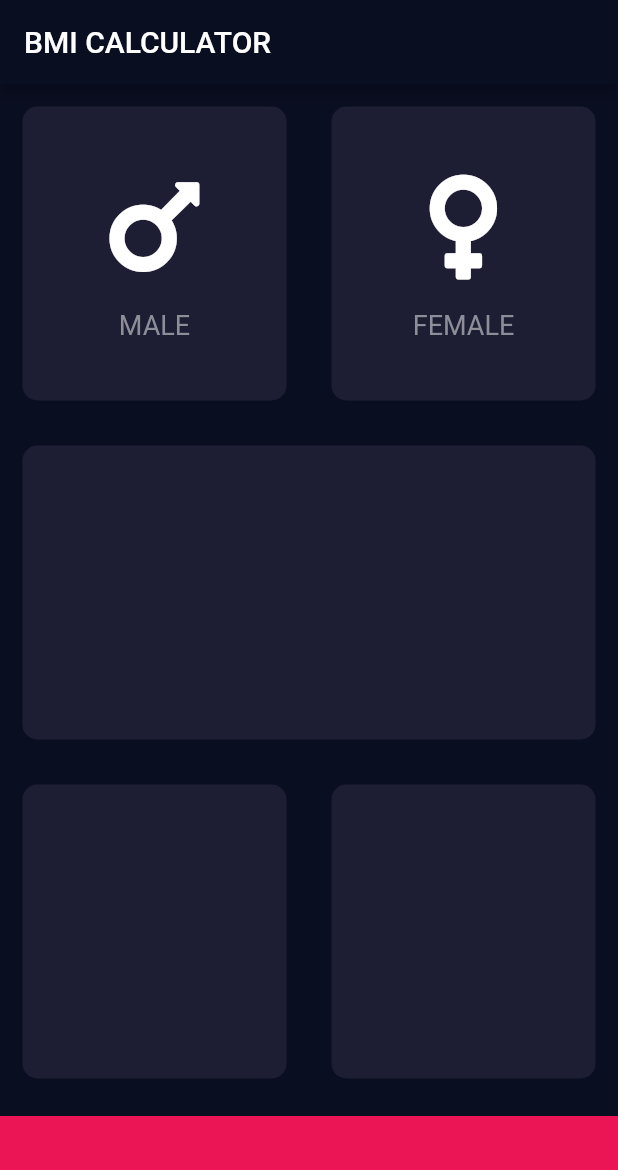
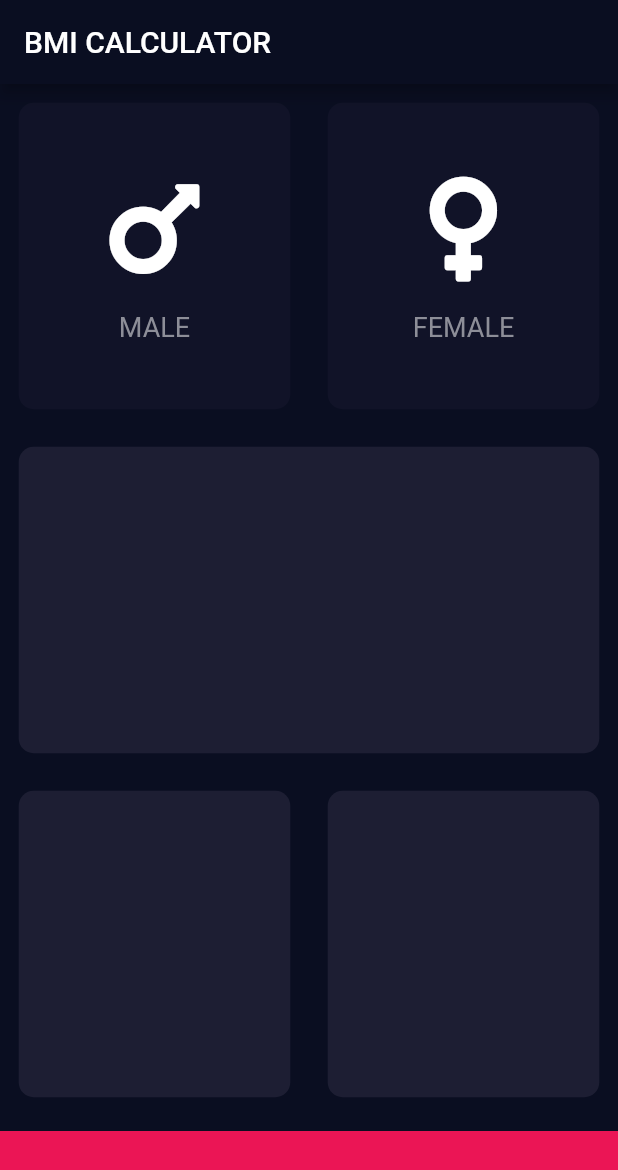
Before and after one commit to caljzl98/self_learn, a Flutter app: the screen it shows after launch, on a phone screen of 412 x 824 dp. Shown: the top 1170 px of the screen. Run offline on Flutter 3.47's test engine with Material 2 defaults, Android fonts, the phone set to English and light mode, and no system bars; our stand-ins replace audioplayers, font_awesome_flutter, rflutter_alert.

Commit message:
split classes and made them more readable

```diff
--- /dev/null
+++ b/appbrewery_flutter/bmi-calculator/lib/icon_content.dart
@@ -0,0 +1,30 @@
+import 'package:flutter/material.dart';
+
+class IconContent extends StatelessWidget {
+  IconContent({@required this.icon, @required this.gender});
+
+  final IconData icon;
+  final String gender;
+
+  @override
+  Widget build(BuildContext context) {
+    return Column(
+      mainAxisAlignment: MainAxisAlignment.center,
+      children: <Widget>[
+        Icon(
+          icon,
+          size: 80.0,
+        ),
+        SizedBox(
+          height: 15.0,
+        ),
+        Text(gender,
+          style: TextStyle(
+            fontSize: 18.0,
+            color: Color(0xFF8D8E98),
+          ),
+        ),
+      ],
+    );
+  }
+}
--- a/appbrewery_flutter/bmi-calculator/lib/input_page.dart
+++ b/appbrewery_flutter/bmi-calculator/lib/input_page.dart
@@ -1,9 +1,12 @@
 import 'package:flutter/material.dart';
 import 'package:font_awesome_flutter/font_awesome_flutter.dart';
+import 'icon_content.dart';
+import 'reusable_card.dart';
 
-const bottomContainerHeight = 80.0;
+const bottomContainerHeight = 70.0;
 const bottomContainerColor = Color(0xFFEB1555);
-const cardColor = Color(0xFF1D1E33);
+const activeCardColor = Color(0xFF1D1E33);
+const inactiveCardColor = Color(0xFF111328);
 
 class InputPage extends StatefulWidget {
   @override
@@ -11,6 +14,32 @@
 }
 
 class _InputPageState extends State<InputPage> {
+
+  Color maleCardColor = inactiveCardColor;
+  Color femaleCardColor = inactiveCardColor;
+
+  // 1 = male, 2 = female
+  void updateColor(int gender) {
+    // male card pressed
+    if (gender == 1) {
+      if (maleCardColor == inactiveCardColor) {
+        maleCardColor = activeCardColor;
+        femaleCardColor = inactiveCardColor;
+      } else {
+        maleCardColor = inactiveCardColor;
+      }
+    }
+    // female card pressed
+    if (gender == 2) {
+      if (femaleCardColor == inactiveCardColor) {
+        femaleCardColor = activeCardColor;
+        maleCardColor = inactiveCardColor;
+      } else {
+        femaleCardColor = inactiveCardColor;
+      }
+    }
+  }
+
   @override
   Widget build(BuildContext context) {
     return Scaffold(
@@ -22,34 +51,53 @@
           Expanded(child: Row(
             children: <Widget>[
               Expanded(
-                child: ReusableCard(
-                  colour: cardColor,
-                  cardChild: IconContent(icon: FontAwesomeIcons.mars, gender: 'MALE'),
+                child: GestureDetector(
+                  onTap: () {
+                    setState(() {
+                      updateColor(1);
+                    });
+                  },
+                  child: ReusableCard(
+                    colour: maleCardColor,
+                    cardChild: IconContent(
+                      icon: FontAwesomeIcons.mars,
+                      gender: 'MALE',
+                    ),
+                  ),
                 ),
               ),
               Expanded(
-                child: ReusableCard(
-                  colour: cardColor,
-                  cardChild: IconContent(icon: FontAwesomeIcons.venus, gender: 'FEMALE')
+                child: GestureDetector(
+                  onTap: () {
+                    setState(() {
+                      updateColor(2);
+                    });
+                  },
+                  child: ReusableCard(
+                    colour: femaleCardColor,
+                    cardChild: IconContent(
+                      icon: FontAwesomeIcons.venus,
+                      gender: 'FEMALE')
+                  ),
                 ),
               ),
           ],
           )),
           Expanded(
             child: ReusableCard(
-              colour: cardColor,
+              colour: activeCardColor,
             ),
             ),
           Expanded(child: Row(
             children: <Widget>[
               Expanded(
                 child: ReusableCard(
-                  colour: cardColor,
+                  colour: activeCardColor,
                 ),
               ),
               Expanded(
                 child: ReusableCard(
-                  colour: cardColor,
+                  colour: activeCardColor,
                 ),
               ),
           ],
@@ -64,53 +112,3 @@
     );
   }
 }
-
-
-
-class IconContent extends StatelessWidget {
-  IconContent({@required this.icon, @required this.gender});
-
-  final IconData icon;
-  final String gender;
-
-  @override
-  Widget build(BuildContext context) {
-    return Column(
-      mainAxisAlignment: MainAxisAlignment.center,
-      children: <Widget>[
-        Icon(
-          icon,
-          size: 80.0,
-        ),
-        SizedBox(
-          height: 15.0,
-        ),
-        Text(gender,
-          style: TextStyle(
-            fontSize: 18.0,
-            color: Color(0xFF8D8E98),
-          ),
-        ),
-      ],
-    );
-  }
-}
-
-class ReusableCard extends StatelessWidget {
-  ReusableCard({@required this.colour, this.cardChild});
-
-  final Color colour; // due to stateless widget being immutable
-  final Widget cardChild;
-
-  @override
-  Widget build(BuildContext context) {
-    return Container(
-      child: cardChild,
-      margin: EdgeInsets.all(15.0),
-      decoration: BoxDecoration(
-        color: colour,
-        borderRadius: BorderRadius.circular(10.0),
-      ),
-    );
-  }
-}
--- /dev/null
+++ b/appbrewery_flutter/bmi-calculator/lib/reusable_card.dart
@@ -0,0 +1,20 @@
+import 'package:flutter/material.dart';
+
+class ReusableCard extends StatelessWidget {
+  ReusableCard({@required this.colour, this.cardChild});
+
+  final Color colour; // due to stateless widget being immutable
+  final Widget cardChild;
+
+  @override
+  Widget build(BuildContext context) {
+    return Container(
+      child: cardChild,
+      margin: EdgeInsets.all(12.5),
+      decoration: BoxDecoration(
+        color: colour,
+        borderRadius: BorderRadius.circular(10.0),
+      ),
+    );
+  }
+}
```
Also changed, not shown: 8 other files.
